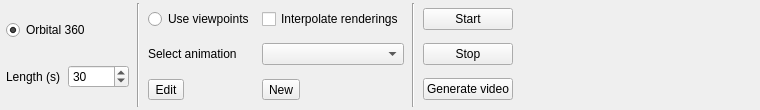
Old version of the form src/gui/forms/toolbar_animationgroup.ui in the repository open-scan-crew/OpenScanTools.
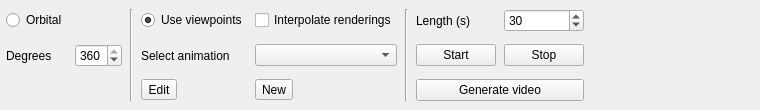
New version of the form.

Commit message: Adjust animation toolbar grid positions per review

What changed in the file:
```diff
--- a/src/gui/forms/toolbar_animationgroup.ui
+++ b/src/gui/forms/toolbar_animationgroup.ui
@@ -13,7 +13,7 @@
   <property name="windowTitle">
    <string>Form</string>
   </property>
-  <layout class="QHBoxLayout" name="horizontalLayout_main">
+  <layout class="QGridLayout" name="gridLayout_main">
    <property name="leftMargin">
     <number>6</number>
    </property>
@@ -26,99 +26,112 @@
    <property name="bottomMargin">
     <number>3</number>
    </property>
-   <property name="spacing">
+   <property name="horizontalSpacing">
     <number>8</number>
    </property>
-   <item>
-    <layout class="QGridLayout" name="gridLayout_left">
-     <item row="0" column="0" colspan="2">
+   <property name="verticalSpacing">
+    <number>6</number>
+   </property>
+   <item row="0" column="0">
       <widget class="QRadioButton" name="orbital360RadioButton">
        <property name="text">
-        <string>Orbital 360</string>
-       </property>
-       <property name="checked">
-        <bool>true</bool>
+      <string>Orbital</string>
        </property>
       </widget>
      </item>
      <item row="1" column="0">
-      <widget class="QLabel" name="label_length">
+    <widget class="QLabel" name="label_degrees">
        <property name="text">
-        <string>Length (s)</string>
+      <string>Degrees</string>
        </property>
       </widget>
      </item>
      <item row="1" column="1">
-      <widget class="QSpinBox" name="lengthSpinBox">
+    <widget class="QSpinBox" name="degreesSpinBox">
+     <property name="minimum">
+      <number>1</number>
+     </property>
        <property name="maximum">
-        <number>99999</number>
+      <number>360</number>
        </property>
        <property name="value">
-        <number>30</number>
+      <number>360</number>
        </property>
       </widget>
      </item>
-    </layout>
-   </item>
-   <item>
+   <item row="0" column="2" rowspan="3">
     <widget class="Line" name="line_separatorLeft">
      <property name="orientation">
       <enum>Qt::Vertical</enum>
      </property>
     </widget>
    </item>
-   <item>
-    <layout class="QGridLayout" name="gridLayout_center">
-     <item row="0" column="0">
+   <item row="0" column="3">
       <widget class="QRadioButton" name="betweenViewpointsRadioButton">
        <property name="text">
         <string>Use viewpoints</string>
        </property>
-      </widget>
-     </item>
-     <item row="0" column="1">
+     <property name="checked">
+      <bool>true</bool>
+     </property>
+    </widget>
+   </item>
+   <item row="0" column="4">
       <widget class="QCheckBox" name="interpolateCheckBox">
        <property name="text">
         <string>Interpolate renderings</string>
        </property>
       </widget>
      </item>
-     <item row="1" column="0">
+   <item row="1" column="3">
       <widget class="QLabel" name="label_selectAnimation">
        <property name="text">
         <string>Select animation</string>
        </property>
       </widget>
      </item>
-     <item row="1" column="1">
+   <item row="1" column="4">
       <widget class="QComboBox" name="comboBox_animationList"/>
      </item>
-     <item row="2" column="0">
+   <item row="2" column="3">
       <widget class="QToolButton" name="toolButton_editViewpointAnimConfig">
        <property name="text">
         <string>Edit</string>
        </property>
       </widget>
      </item>
-     <item row="2" column="1">
+   <item row="2" column="4">
       <widget class="QToolButton" name="toolButton_newViewpointAnimConfig">
        <property name="text">
         <string>New</string>
        </property>
       </widget>
      </item>
-    </layout>
-   </item>
-   <item>
+   <item row="0" column="5" rowspan="3">
     <widget class="Line" name="line_separatorRight">
      <property name="orientation">
       <enum>Qt::Vertical</enum>
      </property>
     </widget>
    </item>
-   <item>
-    <layout class="QGridLayout" name="gridLayout_right">
-     <item row="0" column="0">
+   <item row="0" column="6">
+    <widget class="QLabel" name="label_length">
+     <property name="text">
+      <string>Length (s)</string>
+     </property>
+    </widget>
+   </item>
+   <item row="0" column="7">
+    <widget class="QSpinBox" name="lengthSpinBox">
+     <property name="maximum">
+      <number>99999</number>
+     </property>
+     <property name="value">
+      <number>30</number>
+     </property>
+    </widget>
+   </item>
+   <item row="1" column="6">
       <widget class="QPushButton" name="startAnimationButton">
        <property name="text">
         <string>Start</string>
@@ -128,7 +141,7 @@
        </property>
       </widget>
      </item>
-     <item row="1" column="0">
+   <item row="1" column="7">
       <widget class="QPushButton" name="stopAnimationButton">
        <property name="text">
         <string>Stop</string>
@@ -138,7 +151,7 @@
        </property>
       </widget>
      </item>
-     <item row="2" column="0">
+   <item row="2" column="6" colspan="2">
       <widget class="QPushButton" name="generateVideoPushButton">
        <property name="toolTip">
         <string>Video generation. Please make sure you are in perspective mode and that you selected a frame in the image section.</string>
@@ -151,9 +164,7 @@
        </property>
       </widget>
      </item>
-    </layout>
-   </item>
-   <item>
+   <item row="0" column="8" rowspan="3">
     <spacer name="horizontalSpacer">
      <property name="orientation">
       <enum>Qt::Horizontal</enum>
```
Lines whose indentation alone changed are shown as unchanged. The commit also changes 1 other file.
